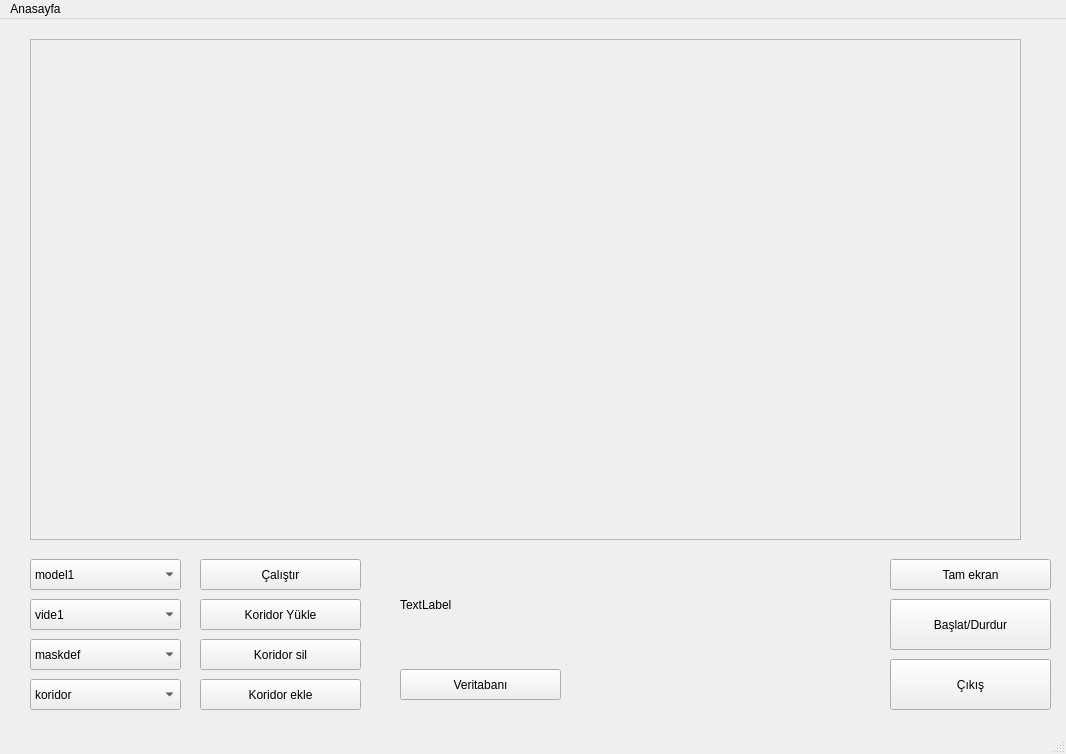
Old version of the form gui/untitled.ui in the repository firathdr/Serit-Kontrol.
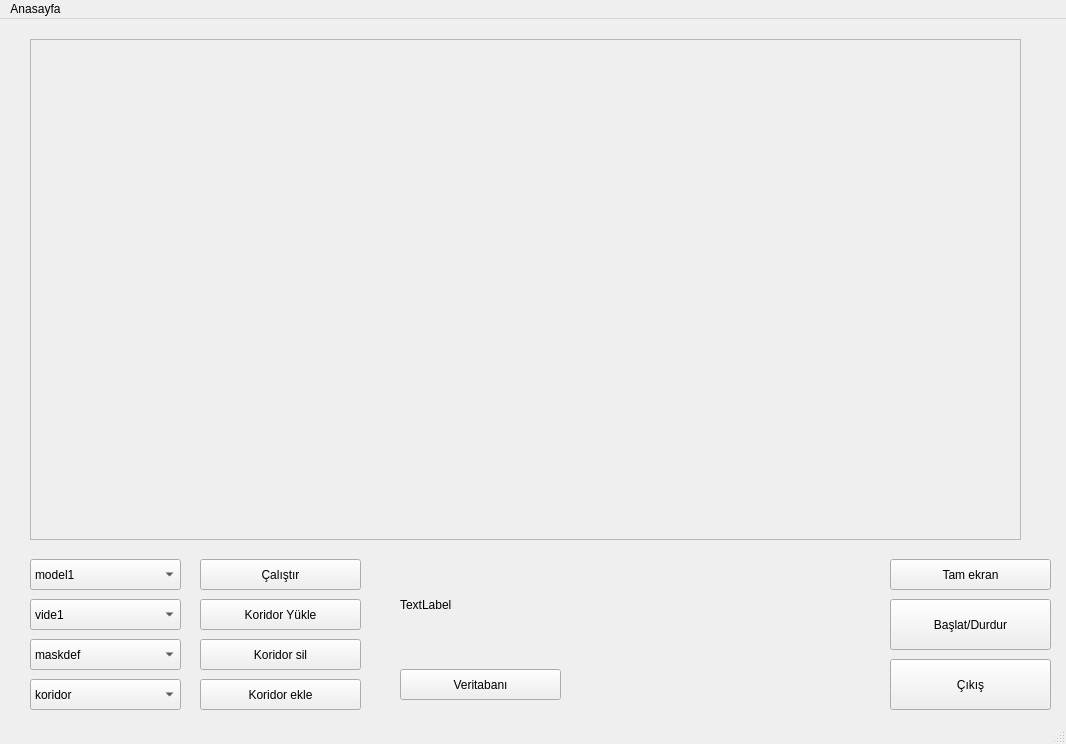
New version of the form.

```diff
--- a/gui/untitled.ui
+++ b/gui/untitled.ui
@@ -7,7 +7,7 @@
     <x>0</x>
     <y>0</y>
     <width>1066</width>
-    <height>754</height>
+    <height>744</height>
    </rect>
   </property>
   <property name="mouseTracking">
```
